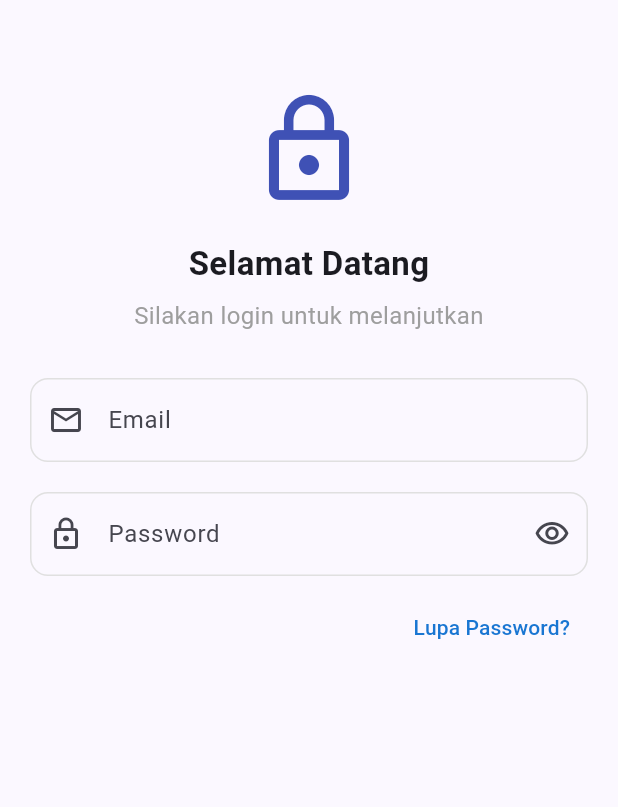
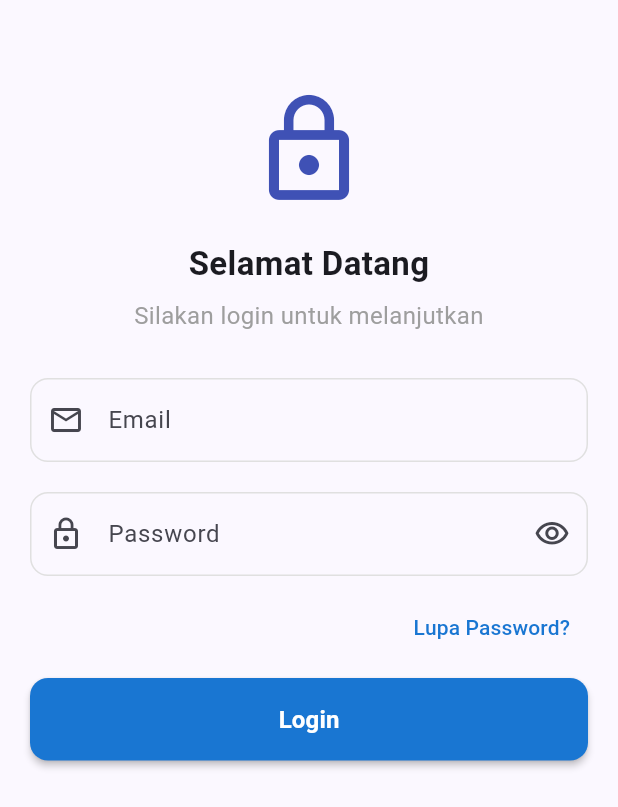
Before and after one commit to str122-xyz/KB1179-1123150070-uts, a Flutter app: the Login screen opened directly, on a phone screen of 412 x 824 dp. Shown: the top 807 px of the screen. Run offline on Flutter 3.47's test engine with Material 3 defaults, Android fonts, the phone set to English and light mode, and no system bars.

Commit message:
button login

```diff
--- a/lib/login/login.dart
+++ b/lib/login/login.dart
@@ -90,6 +90,25 @@ class Login extends StatelessWidget {
                 ),
               ),
               const SizedBox(height: 10),
+
+              // Tombol Login
+              ElevatedButton(
+                onPressed: () {},
+                style: ElevatedButton.styleFrom(
+                  backgroundColor: Colors.blue[700],
+                  foregroundColor: Colors.white,
+                  padding: const EdgeInsets.symmetric(vertical: 16),
+                  shape: RoundedRectangleBorder(
+                    borderRadius: BorderRadius.circular(12),
+                  ),
+                  elevation: 2,
+                ),
+                child: const Text(
+                  "Login",
+                  style: TextStyle(fontSize: 16, fontWeight: FontWeight.bold),
+                ),
+              ),
+              const SizedBox(height: 20),
             ],
           ),
         ),
```
Also changed, not shown: 1 other file.
